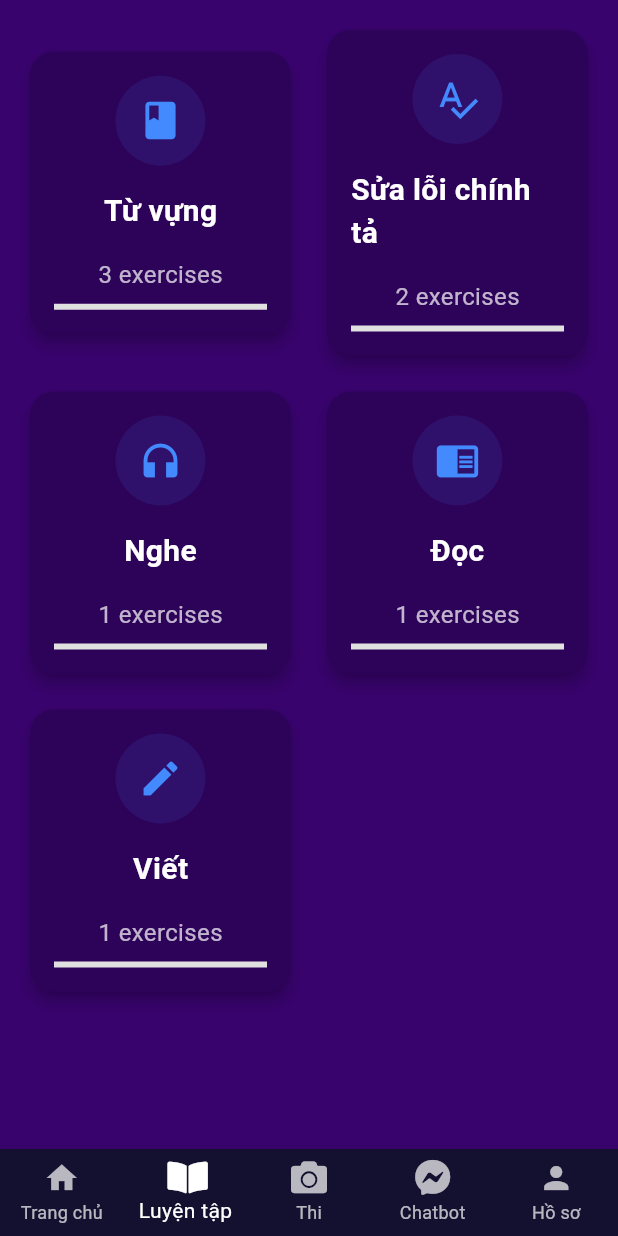
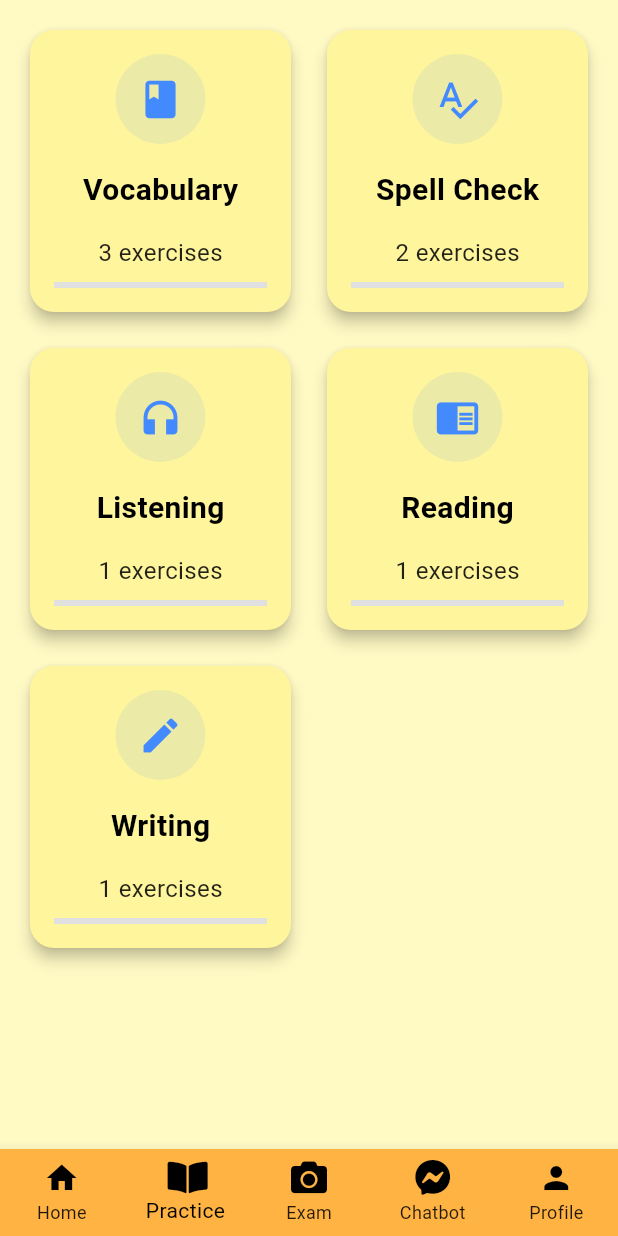
Before and after one commit to Nguyen-Van-Truong/EnglishApp, a Flutter app: the screen it shows after launch, item 2 of the bottom bar chosen, on a phone screen of 412 x 824 dp. Run offline on Flutter 3.47's test engine with Material 3 defaults, Android fonts, the phone set to English and light mode, and no system bars; our stand-ins replace hexcolor; missing offline and left inert: color_type_converter.

Commit message:
Added a new yellow theme color set and optimized the function of selecting additional color sets and defaulting to English

```diff
--- a/lib/src/presentation/pages/main_navigation_page.dart
+++ b/lib/src/presentation/pages/main_navigation_page.dart
@@ -37,44 +37,44 @@ class _MainNavigationPageState extends State<MainNavigationPage> {
   @override
   Widget build(BuildContext context) {
     final themeProvider = Provider.of<ThemeProvider>(context);
-    final isPinkTheme = themeProvider.themeIndex == 1;
+    final themeIndex = themeProvider.themeIndex;
 
     return Scaffold(
       body: Center(
         child: _widgetOptions.elementAt(_selectedIndex),
       ),
       bottomNavigationBar: BottomNavigationBar(
-        items: _buildBottomNavigationBarItems(AppLocalizations.of(context), isPinkTheme),
+        items: _buildBottomNavigationBarItems(AppLocalizations.of(context), themeIndex),
         currentIndex: _selectedIndex,
-        selectedItemColor: isPinkTheme ? Colors.white : AppColors.primaryText,
-        unselectedItemColor: isPinkTheme ? Colors.white60 : AppColors.secondaryText,
-        backgroundColor: isPinkTheme ? AppColors.navigationBarBackgroundPink : AppColors.navigationBarBackground,
+        selectedItemColor: AppColors.getColor(themeIndex, 'primaryText'),
+        unselectedItemColor: AppColors.getColor(themeIndex, 'secondaryText'),
+        backgroundColor: AppColors.getColor(themeIndex, 'navigationBarBackground'),
         onTap: _onItemTapped,
         type: BottomNavigationBarType.fixed,
       ),
     );
   }
 
-  List<BottomNavigationBarItem> _buildBottomNavigationBarItems(AppLocalizations? localizations, bool isPinkTheme) {
+  List<BottomNavigationBarItem> _buildBottomNavigationBarItems(AppLocalizations? localizations, int themeIndex) {
     return [
       BottomNavigationBarItem(
-        icon: Icon(Icons.home, color: isPinkTheme ? Colors.white : null),
+        icon: Icon(Icons.home, color: AppColors.getColor(themeIndex, 'primaryText')),
         label: localizations?.translate('home') ?? 'Home',
       ),
       BottomNavigationBarItem(
-        icon: Icon(MyFlutterApp.book_open, color: isPinkTheme ? Colors.white : null),
+        icon: Icon(MyFlutterApp.book_open, color: AppColors.getColor(themeIndex, 'primaryText')),
         label: localizations?.translate('practice') ?? 'Practice',
       ),
       BottomNavigationBarItem(
-        icon: Icon(MyFlutterApp.camera, color: isPinkTheme ? Colors.white : null),
+        icon: Icon(MyFlutterApp.camera, color: AppColors.getColor(themeIndex, 'primaryText')),
         label: localizations?.translate('exam') ?? 'Exam',
       ),
       BottomNavigationBarItem(
-        icon: Icon(MyFlutterApp.facebook_messenger, color: isPinkTheme ? Colors.white : null),
+        icon: Icon(MyFlutterApp.facebook_messenger, color: AppColors.getColor(themeIndex, 'primaryText')),
         label: localizations?.translate('chatbot') ?? 'Chatbot',
       ),
       BottomNavigationBarItem(
-        icon: Icon(Icons.person, color: isPinkTheme ? Colors.white : null),
+        icon: Icon(Icons.person, color: AppColors.getColor(themeIndex, 'primaryText')),
         label: localizations?.translate('profile') ?? 'Profile',
       ),
     ];
--- a/lib/src/presentation/pages/practice_page.dart
+++ b/lib/src/presentation/pages/practice_page.dart
@@ -2,6 +2,8 @@ import 'package:englishapp/src/presentation/widgets/practice_card.dart';
 import 'package:englishapp/src/theme/colors.dart';
 import 'package:englishapp/src/utils/app_localizations.dart';
 import 'package:flutter/material.dart';
+import 'package:provider/provider.dart';
+import 'package:englishapp/src/theme/theme_provider.dart';
 
 class PracticePage extends StatelessWidget {
   const PracticePage({super.key});
@@ -9,8 +11,11 @@ class PracticePage extends StatelessWidget {
   @override
   Widget build(BuildContext context) {
     var localizations = AppLocalizations.of(context);
+    final themeProvider = Provider.of<ThemeProvider>(context);
+    final themeIndex = themeProvider.themeIndex;
+
     return Scaffold(
-      backgroundColor: AppColors.pageBackground, // Sử dụng màu nền từ AppColors
+      backgroundColor: AppColors.getColor(themeIndex, 'pageBackground'), // Sử dụng màu nền từ AppColors
       body: Padding(
         padding: const EdgeInsets.all(16.0),
         child: ListView(
--- a/lib/src/presentation/pages/profile_page.dart
+++ b/lib/src/presentation/pages/profile_page.dart
@@ -1,4 +1,3 @@
-// lib/src/presentation/pages/profile_page.dart
 import 'package:flutter/material.dart';
 import 'package:provider/provider.dart';
 import 'package:englishapp/src/utils/app_localizations.dart';
@@ -142,6 +141,10 @@ class ProfilePage extends StatelessWidget {
             value: 1,
             child: Text('Pink Theme'),
           ),
+          DropdownMenuItem(
+            value: 2,
+            child: Text('Yellow Theme'),
+          ),
         ],
       ),
     );
--- a/lib/src/presentation/widgets/practice_card.dart
+++ b/lib/src/presentation/widgets/practice_card.dart
@@ -1,5 +1,7 @@
 import 'package:englishapp/src/theme/colors.dart';
 import 'package:flutter/material.dart';
+import 'package:provider/provider.dart';
+import 'package:englishapp/src/theme/theme_provider.dart';
 
 class PracticeCard extends StatelessWidget {
   final String title;
@@ -17,12 +19,15 @@ class PracticeCard extends StatelessWidget {
 
   @override
   Widget build(BuildContext context) {
+    final themeProvider = Provider.of<ThemeProvider>(context);
+    final themeIndex = themeProvider.themeIndex;
+
     return Card(
       shape: RoundedRectangleBorder(
         borderRadius: BorderRadius.circular(16.0),
       ),
       elevation: 4,
-      color: AppColors.cardBackground, // Sử dụng màu nền từ AppColors
+      color: AppColors.getColor(themeIndex, 'cardBackground'), // Sử dụng màu nền từ AppColors
       child: Padding(
         padding: const EdgeInsets.all(16.0),
         child: Column(
@@ -39,13 +44,13 @@ class PracticeCard extends StatelessWidget {
               style: TextStyle(
                 fontSize: 20,
                 fontWeight: FontWeight.bold,
-                color: AppColors.primaryText, // Sử dụng màu chữ từ AppColors
+                color: AppColors.getColor(themeIndex, 'primaryText'), // Sử dụng màu chữ từ AppColors
               ),
             ),
             const SizedBox(height: 16),
             Text(
               '$exercisesCount exercises',
-              style: TextStyle(color: AppColors.secondaryText, fontSize: 16),
+              style: TextStyle(color: AppColors.getColor(themeIndex, 'secondaryText'), fontSize: 16),
             ),
             const SizedBox(height: 8),
             LinearProgressIndicator(
--- a/lib/src/theme/colors.dart
+++ b/lib/src/theme/colors.dart
@@ -1,33 +1,55 @@
+// lib/src/theme/colors.dart
+import 'package:flutter/material.dart';
 import 'package:color_type_converter/color_type_converter.dart';
-import 'package:flutter/material.dart';
 import 'package:hexcolor/hexcolor.dart';
 
 class AppColors {
-  // Theme 1 (Default Purple)
-  static const Color navigationBarBackground = Color(0xFF13112F);
-  // static final Color navigationBarBackground = HexColor("#1F043A");
-  static const Color pageBackground = Color(0xFF38036D);
-  static const Color cardBackground = Color(0xFF2D0259);
-  static const Color headerBackground = Color(0xFFFFA6DB);
-  static const Color headerCircle1 = Color(0xFFE1C9FF);
-  static const Color headerCircle2 = Color(0xFFB57DFE);
-  static const Color headerCircle3 = Color(0xFFD9D9D9);
-  static const Color primaryText = Colors.white;
-  static const Color secondaryText = Colors.white70;
-  static const Color chatBubbleBackground = Colors.blue;
+  static const Map<int, Map<String, Color>> themes = {
+    0: {
+      'navigationBarBackground': Color(0xFF13112F),
+      // 'navigationBarBackground': HexColor("#1F043A"),
+      'pageBackground': Color(0xFF38036D),
+      'cardBackground': Color(0xFF2D0259),
+      'cardChatBot': Color(0xFF38036D),
+      'headerBackground': Color(0xFFFFA6DB),
+      'headerCircle1': Color(0xFFE1C9FF),
+      'headerCircle2': Color(0xFFB57DFE),
+      'headerCircle3': Color(0xFFD9D9D9),
+      'primaryText': Colors.white,
+      'secondaryText': Colors.white70,
+      'chatBubbleBackground': Colors.blue,
+    },
+    1: {
+      'navigationBarBackground': Color(0xFFFF39C7),
+      // 'navigationBarBackground': HexColor("#FF69B4"),
+      // 'navigationBarBackground': ColorConverter<Color>().convert('#D04CD9'),
+      'pageBackground': Color(0xFFFFC0CB),
+      'cardBackground': Color(0xFFFFB6C1),
+      'cardChatBot': Color(0xFFFFFFFF),
+      'headerBackground': Color(0xFFFFE4E1),
+      'headerCircle1': Color(0xFFFFDAB9),
+      'headerCircle2': Color(0xFFFFA07A),
+      'headerCircle3': Color(0xFFF08080),
+      'primaryText': Colors.black,
+      'secondaryText': Colors.black87,
+      'chatBubbleBackground': Colors.pinkAccent,
+    },
+    2: {
+      'navigationBarBackground': Color(0xFFFFB342),
+      'pageBackground': Color(0xFFFFF9C4),
+      'cardBackground': Color(0xFFFFF59D),
+      'cardChatBot': Color(0xFFFFFFFF),
+      'headerBackground': Color(0xFFFFECB3),
+      'headerCircle1': Color(0xFFFFE082),
+      'headerCircle2': Color(0xFFFFD54F),
+      'headerCircle3': Color(0xFFFFC107),
+      'primaryText': Colors.black,
+      'secondaryText': Colors.black87,
+      'chatBubbleBackground': Colors.amber,
+    },
+  };
 
-
-  // Theme 2 (Pink and White)
-  // static final Color navigationBarBackgroundPink = HexColor("#FF69B4");
-  static const Color navigationBarBackgroundPink = Color(0xFFFF39C7);
-  // static final Color navigationBarBackgroundPink = ColorConverter<Color>().convert('#D04CD9');
-  static const Color pageBackgroundPink = Color(0xFFFFC0CB);
-  static const Color cardBackgroundPink = Color(0xFFFFB6C1);
-  static const Color headerBackgroundPink = Color(0xFFFFE4E1);
-  static const Color headerCircle1Pink = Color(0xFFFFDAB9);
-  static const Color headerCircle2Pink = Color(0xFFFFA07A);
-  static const Color headerCircle3Pink = Color(0xFFF08080);
-  static const Color primaryTextPink = Colors.black;
-  static const Color secondaryTextPink = Colors.black87;
-  static const Color chatBubbleBackgroundPink = Colors.pinkAccent;
+  static Color getColor(int themeIndex, String colorKey) {
+    return themes[themeIndex]?[colorKey] ?? Colors.black;
+  }
 }
--- a/lib/src/theme/theme_provider.dart
+++ b/lib/src/theme/theme_provider.dart
@@ -3,24 +3,17 @@ import 'package:flutter/material.dart';
 import 'colors.dart';
 
 class ThemeProvider with ChangeNotifier {
-  int _themeIndex = 0;
-  Locale _locale = const Locale('vi');
+  int _themeIndex = 2; // Đặt giá trị mặc định là 2 cho theme màu vàng
+  Locale _locale = const Locale('en');
 
   int get themeIndex => _themeIndex;
   Locale get locale => _locale;
 
   ThemeData getTheme() {
-    if (_themeIndex == 0) {
-      return ThemeData(
-        colorScheme: ColorScheme.fromSeed(seedColor: Colors.purple),
-        useMaterial3: true,
-      );
-    } else {
-      return ThemeData(
-        colorScheme: ColorScheme.fromSeed(seedColor: Colors.pink),
-        useMaterial3: true,
-      );
-    }
+    return ThemeData(
+      colorScheme: ColorScheme.fromSeed(seedColor: AppColors.getColor(_themeIndex, 'navigationBarBackground')),
+      useMaterial3: true,
+    );
   }
 
   void setTheme(int themeIndex) {
```
Also changed, not shown: lib/src/presentation/pages/home2_page.dart (+43 -39 lines).
